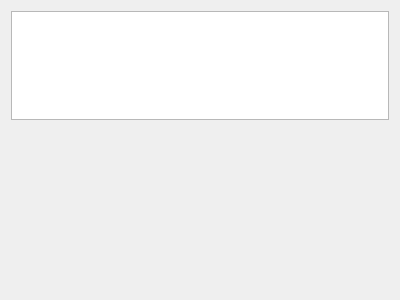
This is FrmTasksList.ui in KangLin/Calendar as Qt 5 draws it before an edit. The edited form follows.
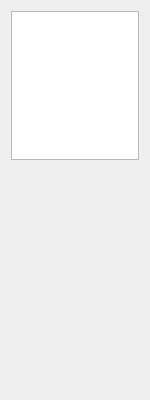
This is the edited form. Custom widgets are drawn as their Qt base class.

Diff of the .ui file:
```diff
--- a/FrmTasksList.ui
+++ b/FrmTasksList.ui
@@ -6,8 +6,8 @@
    <rect>
     <x>0</x>
     <y>0</y>
-    <width>400</width>
-    <height>300</height>
+    <width>150</width>
+    <height>400</height>
    </rect>
   </property>
   <property name="windowTitle">
```
